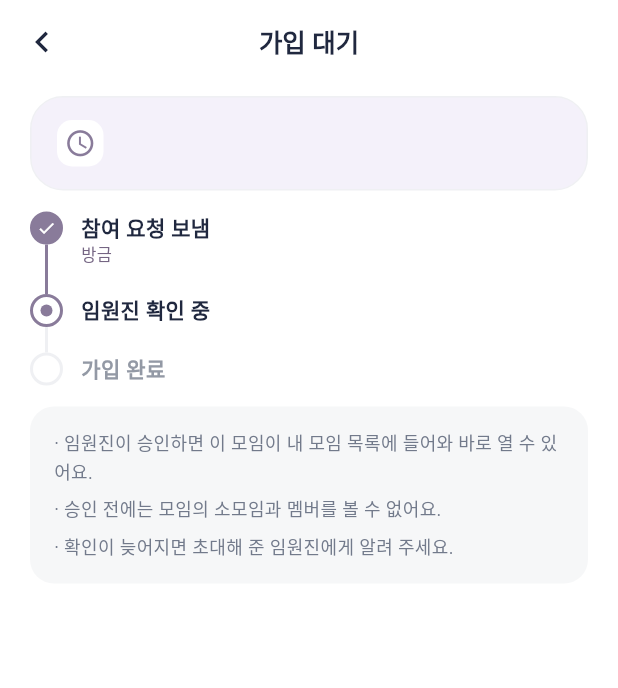
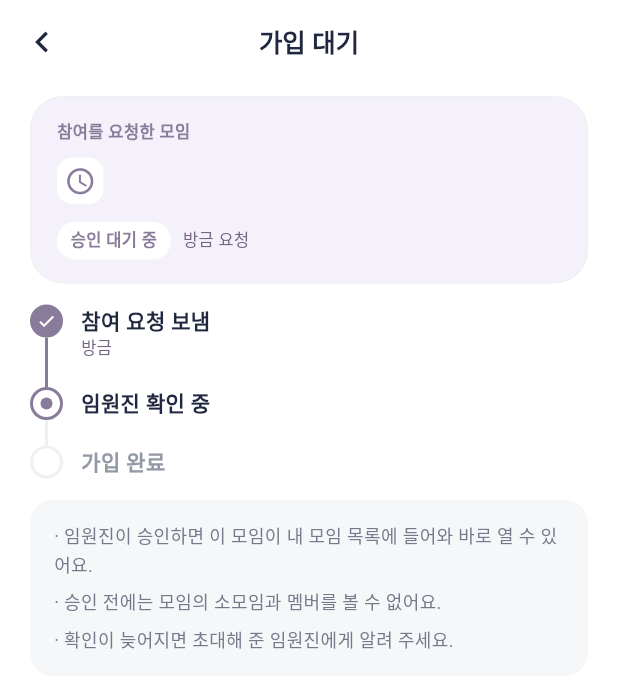
Before and after one commit to lxndfthkh/KHU_AI_CHALLENGE_TEAMIX, a Flutter app: the PendingJoinScreen screen opened directly with empty values, on a phone screen of 412 x 824 dp. Shown: the top 688 px of the screen. Run offline on Flutter 3.47's test engine with Material 3 defaults, Android fonts, the phone set to English and light mode, and no system bars; our stand-ins replace cloud_firestore, firebase_auth, firebase_core; accounts and stored records are empty.

Commit message:
feat: show which group was asked and the request status at the top
The pending screen's header now reads "참여를 요청한 모임", the group
name, a status chip (승인 대기 중 / 가입 완료 / 승인되지 않음) and the
request date. The group name falls back to the invite's when the home
only knows the generic pending name.

Co-Authored-By: Claude Opus 5.5 <noreply@anthropic.com>

```diff
--- a/lib/screens/pending_join_screen.dart
+++ b/lib/screens/pending_join_screen.dart
@@ -52,7 +52,7 @@ class PendingJoinScreen extends StatelessWidget {
             return ListView(
               padding: const EdgeInsets.fromLTRB(20, 8, 20, 28),
               children: [
-                _header(join?.description),
+                _header(join),
                 const SizedBox(height: 14),
                 ..._body(context, join),
               ],
@@ -63,14 +63,36 @@ class PendingJoinScreen extends StatelessWidget {
     ),
   );
 
-  Widget _header(String? description) => Container(
+  /// Which group was asked and where the request stands, at a glance.
+  Widget _header(PendingJoin? join) {
+    final name = join?.groupName ?? groupName;
+    final description = join?.description;
+    final (label, chip) = switch (join?.status) {
+      'approved' => ('가입 완료', mint),
+      'rejected' => ('승인되지 않음', butter),
+      _ => ('승인 대기 중', teamixBackground),
+    };
+    return Container(
+      key: const ValueKey('pending-header'),
       padding: const EdgeInsets.fromLTRB(17, 15, 17, 15),
       decoration: BoxDecoration(
         color: _palette.background,
         borderRadius: BorderRadius.circular(22),
         border: Border.all(color: teamixCardBorder),
       ),
-    child: Row(
+      child: Column(
+        crossAxisAlignment: CrossAxisAlignment.start,
+        children: [
+          Text(
+            '참여를 요청한 모임',
+            style: TextStyle(
+              fontSize: 11,
+              fontWeight: FontWeight.w700,
+              color: _palette.accent,
+            ),
+          ),
+          const SizedBox(height: 8),
+          Row(
             crossAxisAlignment: CrossAxisAlignment.start,
             children: [
               Container(
@@ -88,15 +110,15 @@ class PendingJoinScreen extends StatelessWidget {
                   crossAxisAlignment: CrossAxisAlignment.start,
                   children: [
                     Text(
-                groupName,
+                      name,
                       style: const TextStyle(
-                  fontSize: 15,
+                        fontSize: 17,
                         fontWeight: FontWeight.w800,
                         color: ink,
                       ),
                     ),
                     if (description != null) ...[
-                const SizedBox(height: 5),
+                      const SizedBox(height: 4),
                       Text(
                         description,
                         style: TextStyle(
@@ -111,7 +133,38 @@ class PendingJoinScreen extends StatelessWidget {
               ),
             ],
           ),
+          const SizedBox(height: 12),
+          Row(
+            children: [
+              Container(
+                padding: const EdgeInsets.symmetric(horizontal: 9, vertical: 4),
+                decoration: BoxDecoration(
+                  color: chip,
+                  borderRadius: BorderRadius.circular(12),
+                ),
+                child: Text(
+                  label,
+                  style: TextStyle(
+                    fontSize: 11,
+                    fontWeight: FontWeight.w800,
+                    color: _palette.accent,
+                  ),
+                ),
+              ),
+              const SizedBox(width: 8),
+              Text(
+                '${_date(join?.requestedAt)} 요청',
+                style: const TextStyle(
+                  fontSize: 11,
+                  color: teamixRequestForeground,
+                ),
+              ),
+            ],
+          ),
+        ],
+      ),
     );
+  }
 
   List<Widget> _body(BuildContext context, PendingJoin? join) =>
       switch (join?.status) {
@@ -135,7 +188,7 @@ class PendingJoinScreen extends StatelessWidget {
             key: const ValueKey('pending-approved'),
             color: mint,
             title: '가입됐어요',
-            body: '이제 내 모임 목록에서 $groupName을(를) 열 수 있어요.',
+            body: '이제 내 모임 목록에서 ${join!.groupName ?? groupName}을(를) 열 수 있어요.',
           ),
           const SizedBox(height: 14),
           FilledButton(
```
Also changed, not shown: lib/data/firestore_pending_join.dart (+11 -8 lines), 1 other file. Lines whose indentation alone changed are shown as unchanged.
